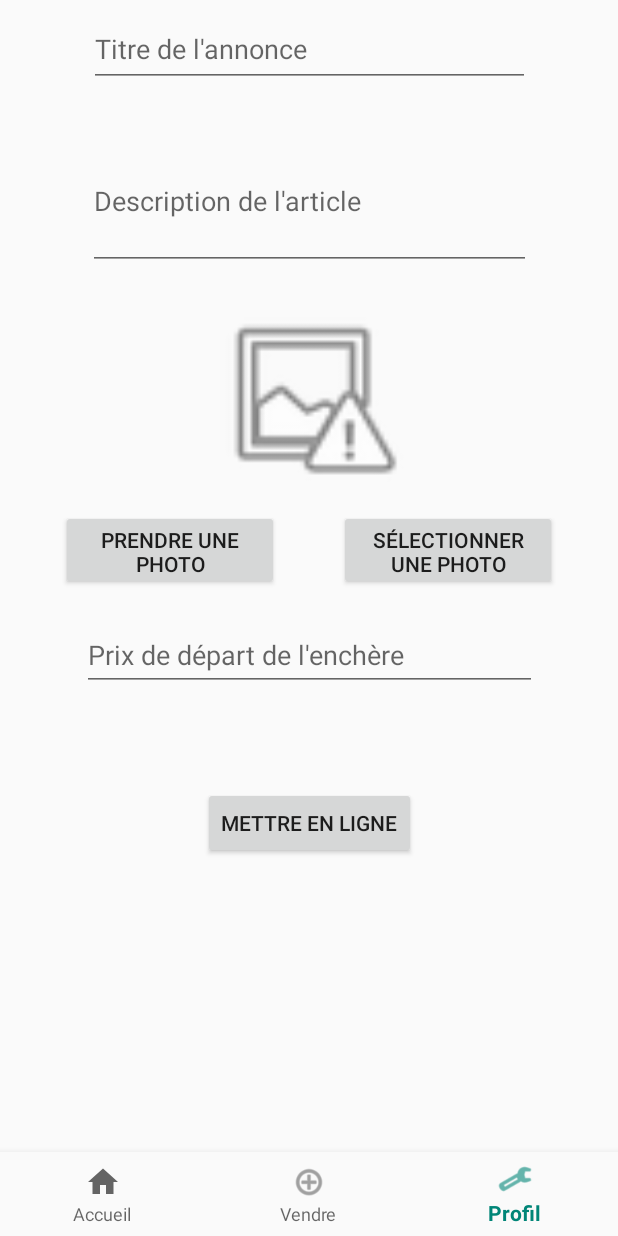
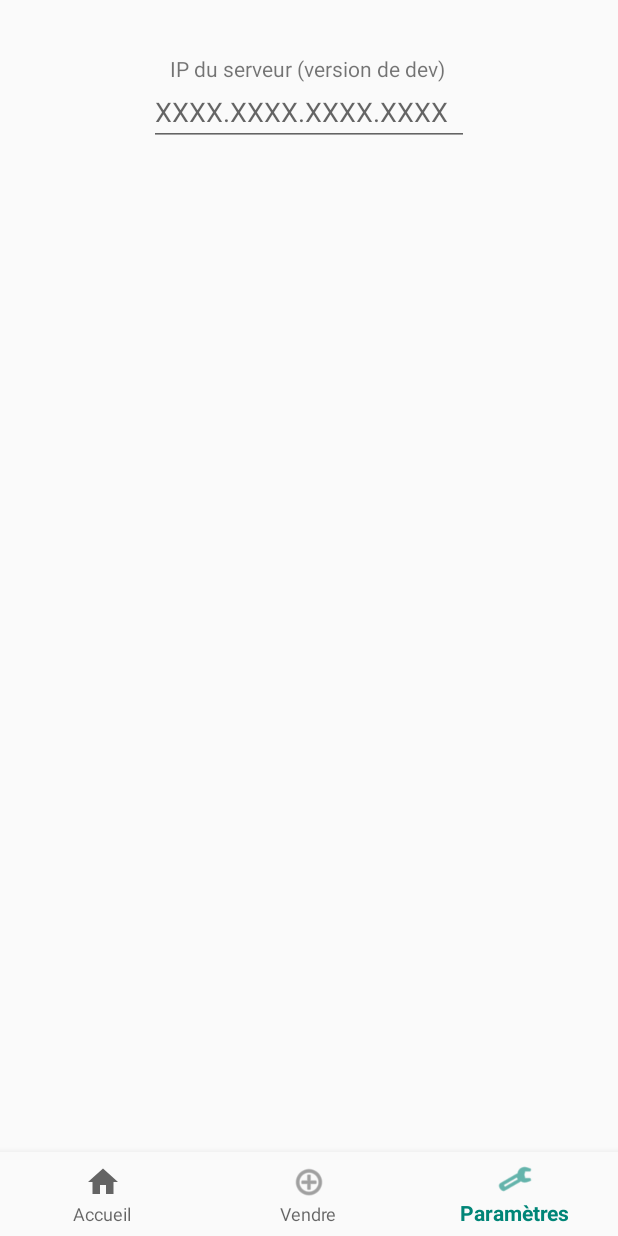
Before and after one commit to FarahonKhwaja/eBay-2.0, an Android app: the MainActivity screen opened directly, with no data from a screen before it, item 3 of the bottom bar chosen, on a phone screen of 412 x 824 dp. Run offline under Robolectric (Android 15) with nearby library versions, the phone set to English and light mode, and no system bars; our stand-ins replace Volley.

Commit message:
ajout champ pour changer IP du serveur a partir de l'app

```diff
--- a/iBAE/app/src/main/java/fr/toulouse/miage/ibae/MainActivity.java
+++ b/iBAE/app/src/main/java/fr/toulouse/miage/ibae/MainActivity.java
@@ -46,6 +46,7 @@ import java.text.SimpleDateFormat;
 import java.util.Date;
 
 import fr.toulouse.miage.ibae.Fragments.HomeFragment;
+import fr.toulouse.miage.ibae.Fragments.ProfileFragment;
 import fr.toulouse.miage.ibae.Fragments.VendreFragment;
 
 public class MainActivity extends FragmentActivity {
@@ -79,7 +80,7 @@ public class MainActivity extends FragmentActivity {
                     replaceFragment(R.id.contenu, new VendreFragment(), "vendre");
                     return true;
                 case R.id.navigation_profile:
-                    //TODO : Fragment profil
+                    replaceFragment(R.id.contenu, new ProfileFragment(), "profil");
                     return true;
 
             }
--- a/iBAE/app/src/main/res/layout/fragment_profile.xml
+++ b/iBAE/app/src/main/res/layout/fragment_profile.xml
@@ -1,14 +1,38 @@
 <?xml version="1.0" encoding="utf-8"?>
 <FrameLayout xmlns:android="http://schemas.android.com/apk/res/android"
+    xmlns:app="http://schemas.android.com/apk/res-auto"
     xmlns:tools="http://schemas.android.com/tools"
     android:layout_width="match_parent"
     android:layout_height="match_parent"
     tools:context=".Fragments.ProfileFragment">
 
     <!-- TODO: Update blank fragment layout -->
-    <TextView
+
+    <android.support.constraint.ConstraintLayout
         android:layout_width="match_parent"
-        android:layout_height="match_parent"
-        android:text="@string/hello_blank_fragment" />
+        android:layout_height="match_parent">
 
+        <TextView
+            android:id="@+id/param_label_ip"
+            android:layout_width="wrap_content"
+            android:layout_height="wrap_content"
+            android:layout_marginTop="36dp"
+            android:text="@string/param_text_ip"
+            app:layout_constraintEnd_toEndOf="parent"
+            app:layout_constraintHorizontal_bias="0.497"
+            app:layout_constraintStart_toStartOf="parent"
+            app:layout_constraintTop_toTopOf="parent" />
+
+        <EditText
+            android:id="@+id/param_ip"
+            android:layout_width="wrap_content"
+            android:layout_height="wrap_content"
+            android:layout_marginTop="52dp"
+            android:ems="10"
+            android:hint="@string/ip_hint"
+            android:inputType="textPersonName"
+            app:layout_constraintEnd_toEndOf="parent"
+            app:layout_constraintStart_toStartOf="parent"
+            app:layout_constraintTop_toTopOf="parent" />
+    </android.support.constraint.ConstraintLayout>
 </FrameLayout>
--- a/iBAE/app/src/main/res/menu/navigation.xml
+++ b/iBAE/app/src/main/res/menu/navigation.xml
@@ -14,6 +14,6 @@
     <item
         android:id="@+id/navigation_profile"
         android:icon="@android:drawable/ic_menu_preferences"
-        android:title="@string/title_notifications" />
+        android:title="@string/title_param" />
 
 </menu>
--- a/iBAE/app/src/main/res/values/strings.xml
+++ b/iBAE/app/src/main/res/values/strings.xml
@@ -3,7 +3,7 @@
     <string name="title_activity_main">MainActivity</string>
     <string name="title_home">Accueil</string>
     <string name="title_dashboard">Vendre</string>
-    <string name="title_notifications">Profil</string>
+    <string name="title_param">Paramètres</string>
     <string name="s_inscrire">S\'inscrire</string>
     <string name="repeter_mdp">Répétez votre mot de passe</string>
 
@@ -23,4 +23,6 @@
     <string name="sell_btn_take_photo">Prendre une photo</string>
     <string name="sell_price_init">Prix de départ de l\'enchère</string>
     <string name="sell_btn_get_photo">Sélectionner une photo</string>
+    <string name="param_text_ip">IP du serveur (version de dev)</string>
+    <string name="ip_hint">XXXX.XXXX.XXXX.XXXX</string>
 </resources>
```
Also changed, not shown: iBAE/app/src/main/res/layout/activity_login.xml (+22 -0 lines).
